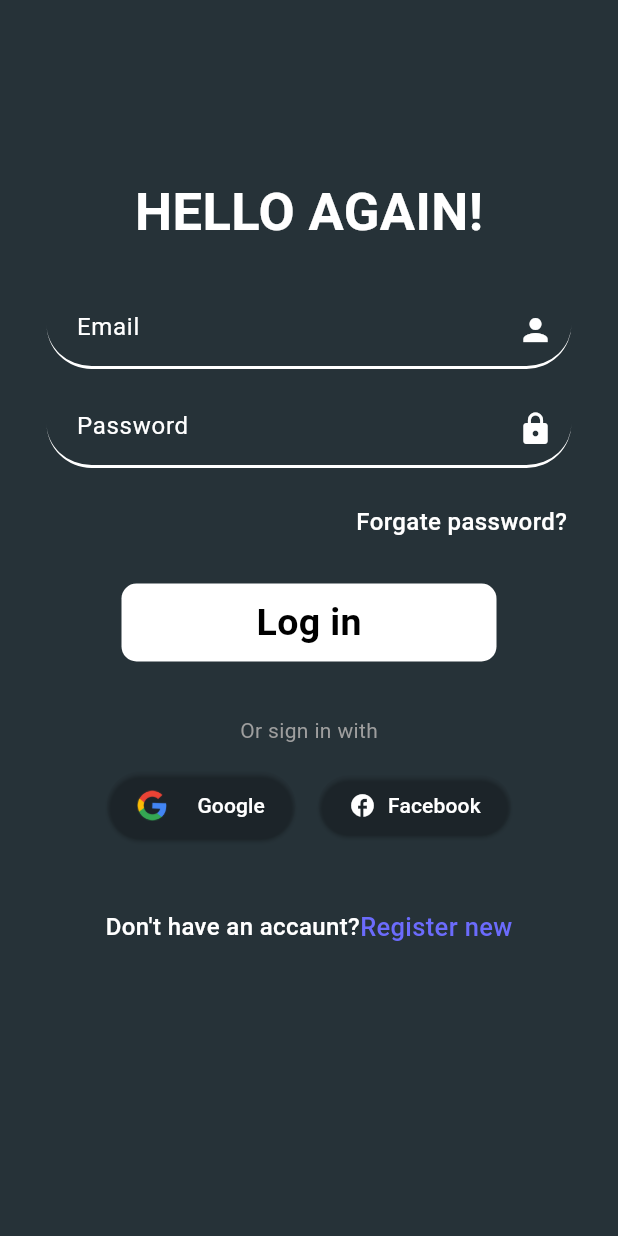
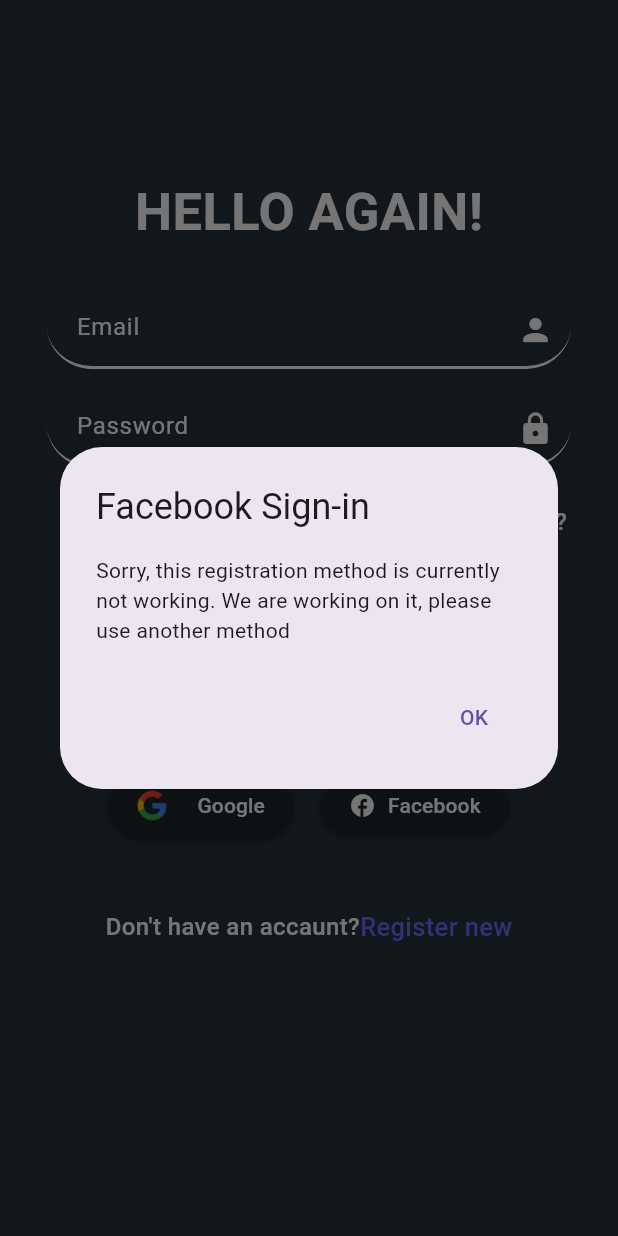
Before and after one commit to Tilloboy/Photograf-chat, a Flutter app: the screen it shows after launch, after a tap on "Facebook", on a phone screen of 412 x 824 dp. Run offline on Flutter 3.47's test engine with Material 3 defaults, Android fonts, the phone set to English and light mode, and no system bars; our stand-ins replace firebase_auth, firebase_core, google_sign_in; accounts and stored records are empty.

Commit message:
registratsiya tayyor 90%

```diff
--- a/lib/Registratsia/Login.dart
+++ b/lib/Registratsia/Login.dart
@@ -347,7 +347,25 @@ class _LoginState extends State<Login> {
                       SizedBox(width: 16.0),
                       ElevatedButton.icon(
                         onPressed: () {
-                          // Implement Facebook sign-in functionality here
+                          showDialog(
+                            context: context,
+                            builder: (BuildContext context) {
+                              return AlertDialog(
+                                title: Text('Facebook Sign-in'),
+                                content: Text(
+                                    'Sorry, this registration method is currently not working. We are working on it, please use another method'),
+                                actions: [
+                                  TextButton(
+                                    onPressed: () {
+                                      Navigator.of(context)
+                                          .pop(); // Dialogni yopish
+                                    },
+                                    child: Text('OK'),
+                                  ),
+                                ],
+                              );
+                            },
+                          );
                         },
                         icon: Icon(Icons.facebook, color: Colors.white),
                         label: Text(
@@ -361,7 +379,7 @@ class _LoginState extends State<Login> {
                           padding: EdgeInsets.symmetric(
                               horizontal: 20, vertical: 10),
                         ),
-                      ),
+                      )
                     ],
                   ),
                   SizedBox(height: 45),
```
Also changed, not shown: lib/Registratsia/Sing_Up/Sing.dart (+24 -4 lines).
